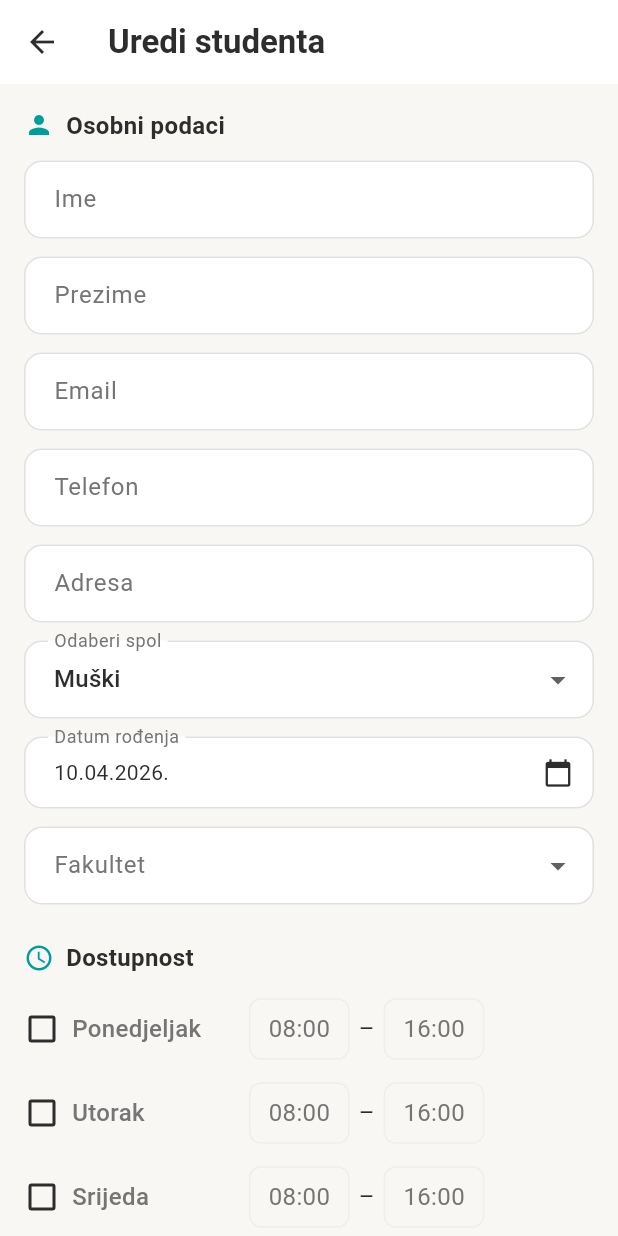
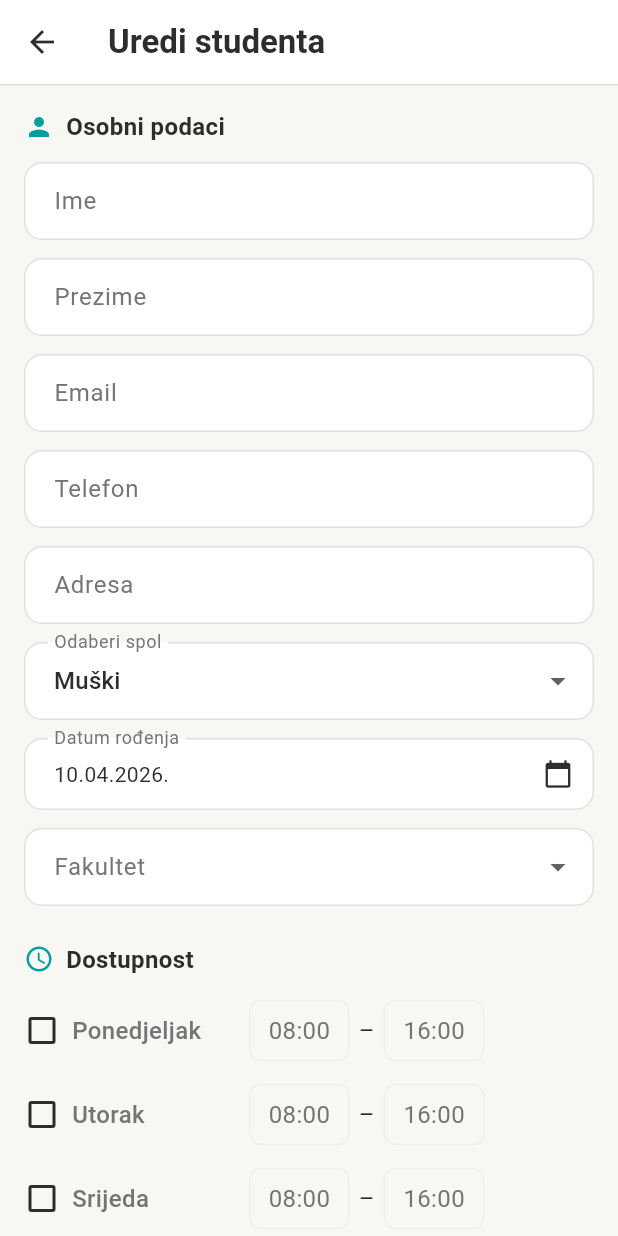
Before and after one commit to splivalo/helpi_administrator, a Flutter app: the EditStudentScreen screen opened directly with empty values, on a phone screen of 412 x 824 dp. Run offline on Flutter 3.47's test engine with Material 3 defaults, Android fonts, the phone set to English and light mode, and no system bars; our stand-ins replace dio, fl_chart, flutter_riverpod, flutter_svg, shared_preferences; missing offline and left inert: dart:html, excel, signalr_netcore; accounts and stored records are empty.

Commit message:
feat: add bottom divider to all 8 detail/inner AppBars for consistency (0 errors maintained)

```diff
--- a/lib/features/orders/presentation/create_order_screen.dart
+++ b/lib/features/orders/presentation/create_order_screen.dart
@@ -218,6 +218,10 @@ class _CreateOrderScreenState extends ConsumerState<CreateOrderScreen> {
       appBar: AppBar(
         title: Text(
           _isEditMode ? AppStrings.editOrderTitle : AppStrings.createOrder,
+        ),
+        bottom: const PreferredSize(
+          preferredSize: Size.fromHeight(1),
+          child: Divider(height: 1, thickness: 1, color: HelpiTheme.border),
         ),
       ),
       body: formBody,
--- a/lib/features/orders/presentation/order_detail_screen.dart
+++ b/lib/features/orders/presentation/order_detail_screen.dart
@@ -100,6 +100,10 @@ class _OrderDetailScreenState extends ConsumerState<OrderDetailScreen> {
   Widget build(BuildContext context) {
     return Scaffold(
       appBar: AppBar(
+        bottom: const PreferredSize(
+          preferredSize: Size.fromHeight(1),
+          child: Divider(height: 1, thickness: 1, color: HelpiTheme.border),
+        ),
         title: Row(
           mainAxisSize: MainAxisSize.min,
           children: [
--- a/lib/features/seniors/presentation/seniors_screen.dart
+++ b/lib/features/seniors/presentation/seniors_screen.dart
@@ -1099,6 +1099,10 @@ class SeniorDetailScreenState extends ConsumerState<SeniorDetailScreen> {
   Widget build(BuildContext context) {
     return Scaffold(
       appBar: AppBar(
+        bottom: const PreferredSize(
+          preferredSize: Size.fromHeight(1),
+          child: Divider(height: 1, thickness: 1, color: HelpiTheme.border),
+        ),
         title: Row(
           mainAxisSize: MainAxisSize.min,
           children: [
--- a/lib/features/students/presentation/edit_student_screen.dart
+++ b/lib/features/students/presentation/edit_student_screen.dart
@@ -272,7 +272,13 @@ class _EditStudentScreenState extends ConsumerState<EditStudentScreen>
 
     if (!widget.isModal) {
       return Scaffold(
-        appBar: AppBar(title: Text(AppStrings.editStudentTitle)),
+        appBar: AppBar(
+          title: Text(AppStrings.editStudentTitle),
+          bottom: const PreferredSize(
+            preferredSize: Size.fromHeight(1),
+            child: Divider(height: 1, thickness: 1, color: HelpiTheme.border),
+          ),
+        ),
         body: formBody,
       );
     }
--- a/lib/features/students/presentation/student_detail_screen.dart
+++ b/lib/features/students/presentation/student_detail_screen.dart
@@ -186,6 +186,10 @@ class _StudentDetailScreenState extends ConsumerState<StudentDetailScreen> {
 
     return Scaffold(
       appBar: AppBar(
+        bottom: const PreferredSize(
+          preferredSize: Size.fromHeight(1),
+          child: Divider(height: 1, thickness: 1, color: HelpiTheme.border),
+        ),
         title: Row(
           mainAxisSize: MainAxisSize.min,
           children: [
```
Also changed, not shown: lib/features/chat/presentation/chat_screen.dart (+7 -1 lines), lib/features/seniors/presentation/add_senior_screen.dart (+7 -1 lines), lib/features/seniors/presentation/edit_senior_screen.dart (+7 -1 lines).
